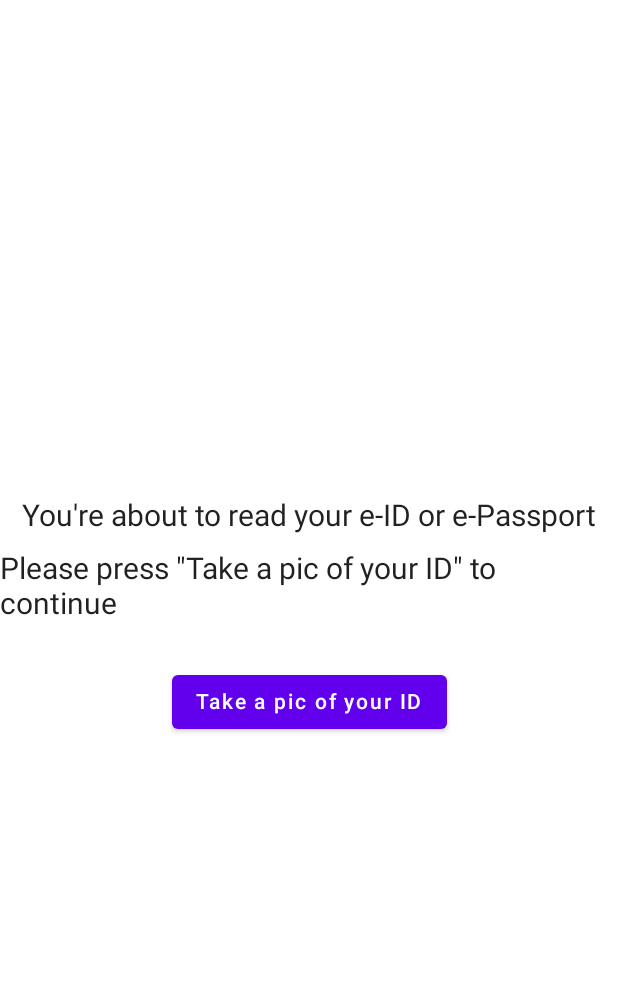
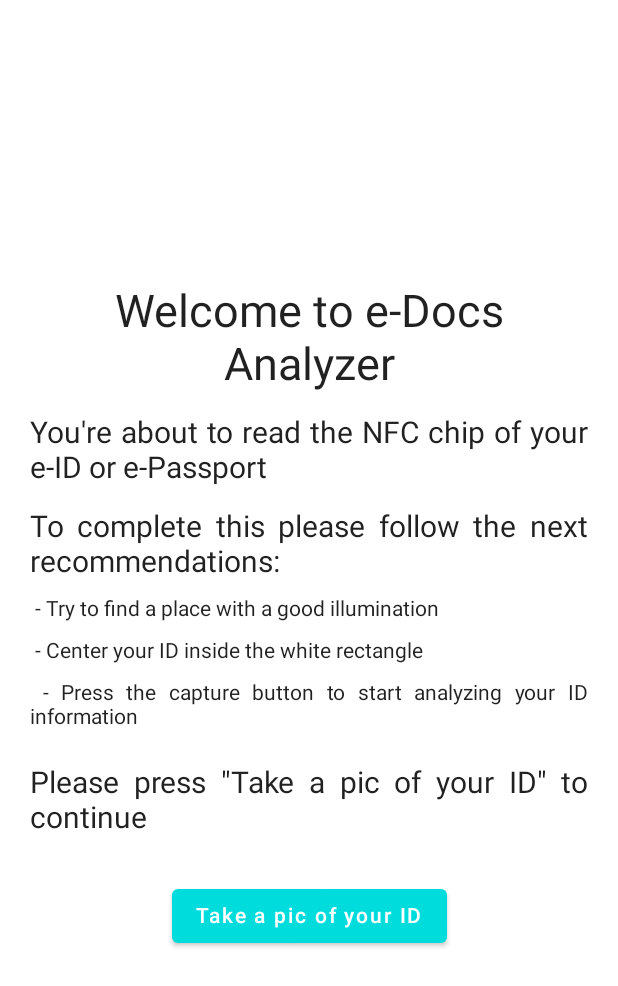
Before and after one commit to gabriel96x1/ReadE-DocOnline, an Android app built with Jetpack Compose: the screen it shows after launch (MainActivity), on a phone screen of 412 x 824 dp. Shown: the top 986 px of the screen. Run offline under Robolectric (Android 15) with nearby library versions, the phone set to English and light mode, and no system bars.

Commit message:
enhance: improved UX/UI features

```diff
--- a/app/build.gradle
+++ b/app/build.gradle
@@ -63,7 +63,7 @@ dependencies {
     implementation 'androidx.camera:camera-core:1.2.1'
     implementation 'androidx.camera:camera-camera2:1.2.1'
     implementation 'androidx.camera:camera-view:1.2.1'
-    implementation 'androidx.camera:camera-lifecycle:1.0.2'
+    implementation 'androidx.camera:camera-lifecycle:1.2.1'
     implementation 'androidx.appcompat:appcompat:1.4.1'
 
 
@@ -96,4 +96,8 @@ dependencies {
     // On Device Machine Learnings
     implementation "com.google.android.odml:image:1.0.0-beta1"
 
+    //Animation
+    implementation 'com.airbnb.android:lottie:6.0.0'
+    implementation 'com.airbnb.android:lottie-compose:6.0.0'
+
 }
--- a/app/src/main/java/com/mutablestate/readonline/domain/textprocessor/MrzUtils.kt
+++ b/app/src/main/java/com/mutablestate/readonline/domain/textprocessor/MrzUtils.kt
@@ -12,12 +12,11 @@ fun Text.toBacKeys(): BacKeyParts {
     val birthDate: String
     val expiryDate: String
 
-    var mrz = textBlocks[textBlocks.size - 1].text
     val lines: MutableList<String> = ArrayList()
 
-    Log.d("ReadTextFromOCR", text)
-
     try {
+        var mrz = textBlocks[textBlocks.size - 1].text
+        Log.d("ReadTextFromOCR", text)
         if (mrz.length < 33) {
             lines.add(textBlocks[textBlocks.size - 3].text.replace(" ".toRegex(), "").uppercase())
             lines.add(textBlocks[textBlocks.size - 2].text.replace(" ".toRegex(), "").uppercase())
--- a/app/src/main/java/com/mutablestate/readonline/presentation/activities/ReaderActivityKt.kt
+++ b/app/src/main/java/com/mutablestate/readonline/presentation/activities/ReaderActivityKt.kt
@@ -23,6 +23,7 @@ import com.mutablestate.readonline.presentation.view.AnalyzingInfoScreen
 import com.mutablestate.readonline.presentation.view.HoldCloseDocScreen
 import com.mutablestate.readonline.presentation.view.ResultsScreen
 import com.mutablestate.readonline.presentation.viewmodel.ReaderViewModel
+import com.mutablestate.readonline.ui.theme.ReadOnlineTheme
 import org.jmrtd.BACKey
 import org.jmrtd.BACKeySpec
 import java.util.*
@@ -76,7 +77,7 @@ class ReaderActivityKt : ComponentActivity() {
             Scaffold(
                 modifier = Modifier.fillMaxSize()
             ) {
-
+                ReadOnlineTheme {
                     when (readingState) {
                         ReadingNFCState.PREREAD -> {
                             HoldCloseDocScreen()
@@ -92,6 +93,7 @@ class ReaderActivityKt : ComponentActivity() {
                             Log.d("ReadInfoComplete", viewModel.userChipInfo.value.toString())
                         }
                         else -> HoldCloseDocScreen()
+                    }
                 }
             }
         }
--- a/app/src/main/java/com/mutablestate/readonline/presentation/view/InstructionsScreen.kt
+++ b/app/src/main/java/com/mutablestate/readonline/presentation/view/InstructionsScreen.kt
@@ -8,32 +8,69 @@ import androidx.compose.runtime.Composable
 import androidx.compose.ui.Alignment
 import androidx.compose.ui.Modifier
 import androidx.compose.ui.platform.LocalContext
-import androidx.compose.ui.tooling.preview.Preview
+import androidx.compose.ui.text.style.TextAlign
 import androidx.compose.ui.unit.dp
 import androidx.compose.ui.unit.sp
 import androidx.core.content.ContextCompat.startActivity
 import com.mutablestate.readonline.presentation.activities.CameraActivity
-import com.mutablestate.readonline.presentation.activities.MainActivity
 
 @Composable
 fun InstructionsScreen() {
     val context = LocalContext.current
     Column(
-        modifier = Modifier.fillMaxSize(),
-        horizontalAlignment = Alignment.CenterHorizontally,
+        modifier = Modifier
+            .fillMaxSize()
+            .padding(20.dp),
+        horizontalAlignment = Alignment.Start,
         verticalArrangement = Arrangement.Center
     ) {
-
         Text(
-            text = "You're about to read your e-ID or e-Passport",
-            fontSize = 20.sp
+            text = "Welcome to e-Docs Analyzer",
+            fontSize = 30.sp,
+            modifier = Modifier.fillMaxWidth(),
+            textAlign = TextAlign.Center
+        )
+        Spacer(modifier = Modifier.height(16.dp))
+        Text(
+            text = "You're about to read the NFC chip of your e-ID or e-Passport",
+            fontSize = 20.sp,
+            textAlign = TextAlign.Justify
+        )
+        Spacer(modifier = Modifier.height(16.dp))
+        Text(
+            text = "To complete this please follow the next recommendations:",
+            fontSize = 20.sp,
+            textAlign = TextAlign.Justify
         )
         Spacer(modifier = Modifier.height(12.dp))
         Text(
+            text = " - Try to find a place with a good illumination",
+            fontSize = 14.sp,
+            textAlign = TextAlign.Justify
+        )
+        Spacer(modifier = Modifier.height(12.dp))
+        Text(
+            text = " - Center your ID inside the white rectangle",
+            fontSize = 14.sp,
+            textAlign = TextAlign.Justify
+        )
+        Spacer(modifier = Modifier.height(12.dp))
+        Text(
+            text = " - Press the capture button to start analyzing your ID information",
+            fontSize = 14.sp,
+            textAlign = TextAlign.Justify
+        )
+        Spacer(modifier = Modifier.height(24.dp))
+        Text(
             text = "Please press \"Take a pic of your ID\" to continue",
-            fontSize = 20.sp
+            fontSize = 20.sp,
+            textAlign = TextAlign.Justify
         )
         Spacer(modifier = Modifier.height(30.dp))
+        Row(
+            modifier = Modifier.fillMaxWidth(),
+            horizontalArrangement = Arrangement.Center
+        ) {
             Button(
                 onClick = {
                     val intent = Intent(context, CameraActivity::class.java)
@@ -44,3 +81,4 @@ fun InstructionsScreen() {
             }
         }
     }
+}
--- a/app/src/main/java/com/mutablestate/readonline/ui/theme/Color.kt
+++ b/app/src/main/java/com/mutablestate/readonline/ui/theme/Color.kt
@@ -5,4 +5,6 @@ import androidx.compose.ui.graphics.Color
 val Purple200 = Color(0xFFBB86FC)
 val Purple500 = Color(0xFF6200EE)
 val Purple700 = Color(0xFF3700B3)
-val Teal200 = Color(0xFF03DAC5)
+val Teal200 = Color(0xFF0BFFFF)
+val Teal500 = Color(0xFF00DCDC)
+val Teal700 = Color(0xFF008080)
--- a/app/src/main/java/com/mutablestate/readonline/ui/theme/Theme.kt
+++ b/app/src/main/java/com/mutablestate/readonline/ui/theme/Theme.kt
@@ -13,8 +13,8 @@ private val DarkColorPalette = darkColors(
 )
 
 private val LightColorPalette = lightColors(
-    primary = Purple500,
-    primaryVariant = Purple700,
+    primary = Teal500,
+    primaryVariant = Teal700,
     secondary = Teal200
 
     /* Other default colors to override
--- /dev/null
+++ b/app/src/main/res/anim/slide_in.xml
@@ -0,0 +1,8 @@
+<?xml version="1.0" encoding="utf-8"?>
+<set xmlns:android="http://schemas.android.com/apk/res/android">
+
+    <translate
+        android:fromXDelta="-100%"
+        android:toXDelta="0%"
+        />
+</set>
--- /dev/null
+++ b/app/src/main/res/anim/slide_out.xml
@@ -0,0 +1,9 @@
+<?xml version="1.0" encoding="utf-8"?>
+<set xmlns:android="http://schemas.android.com/apk/res/android">
+
+    <translate
+        android:fromXDelta="0%"
+        android:toXDelta="-100%"
+        />
+
+</set>
--- a/app/src/main/res/layout/activity_camera.xml
+++ b/app/src/main/res/layout/activity_camera.xml
@@ -42,7 +42,8 @@
         android:layout_width="90dp"
         android:layout_height="90dp"
         android:layout_marginTop="120dp"
-        android:text="Take Pic"
+        android:elevation="20dp"
+        android:background="@drawable/custom_button"
         app:layout_constraintStart_toEndOf="@+id/previewView"
         app:layout_constraintTop_toTopOf="@+id/previewView" />
 
--- a/app/src/main/res/values/themes.xml
+++ b/app/src/main/res/values/themes.xml
@@ -2,6 +2,8 @@
 <resources>
 
     <style name="Theme.ReadOnline" parent="android:Theme.Material.Light.NoActionBar">
-        <item name="android:statusBarColor">@color/purple_700</item>
+        <item name="android:statusBarColor">@color/teal_700</item>
+        <item name="android:activityOpenEnterAnimation">@anim/slide_in</item>
+        <item name="android:activityCloseEnterAnimation">@anim/slide_out</item>
     </style>
 </resources>
--- a/settings.gradle
+++ b/settings.gradle
@@ -11,6 +11,7 @@ dependencyResolutionManagement {
         google()
         mavenCentral()
         jcenter()
+        maven { url "https://oss.sonatype.org/content/repositories/snapshots/" }
     }
 }
 rootProject.name = "readOnline"
```
Also changed, not shown: app/src/main/java/com/mutablestate/readonline/domain/textprocessor/TextRecognitionProcessor.kt (+15 -10 lines), app/src/main/java/com/mutablestate/readonline/presentation/view/AnalyzingInfoScreen.kt (+13 -54 lines), app/src/main/java/com/mutablestate/readonline/presentation/view/HoldCloseDocScreen.kt (+71 -4 lines), app/src/main/java/com/mutablestate/readonline/presentation/view/ResultsScreen.kt (+27 -15 lines), app/src/main/java/com/mutablestate/readonline/presentation/view/WelcomeScreen.kt (deleted, +0 -8 lines), app/src/main/res/drawable/custom_button.xml (added, +13 -0 lines), app/src/main/res/raw/teal_square.json (added, +1 -0 lines). Lines whose indentation alone changed are shown as unchanged.
